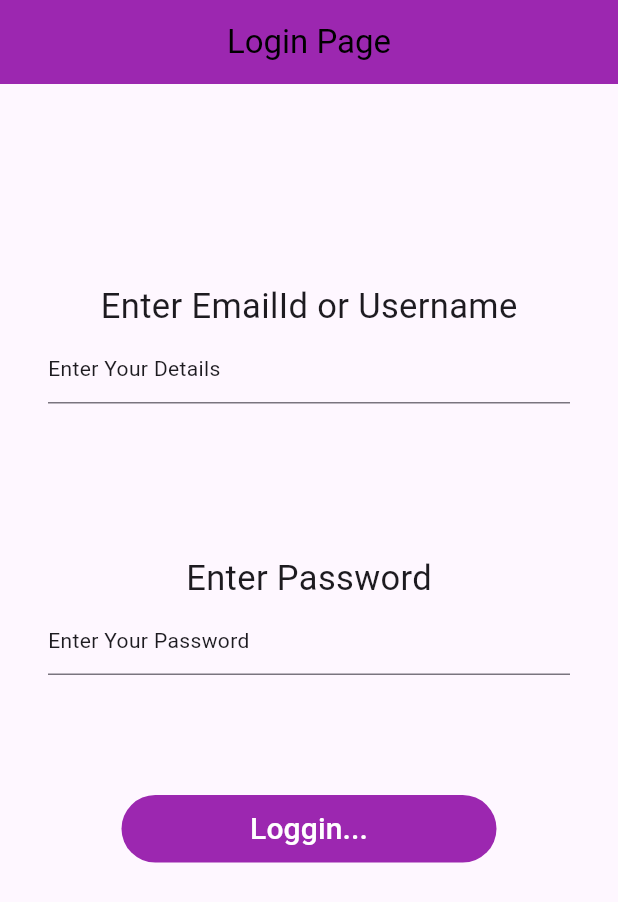
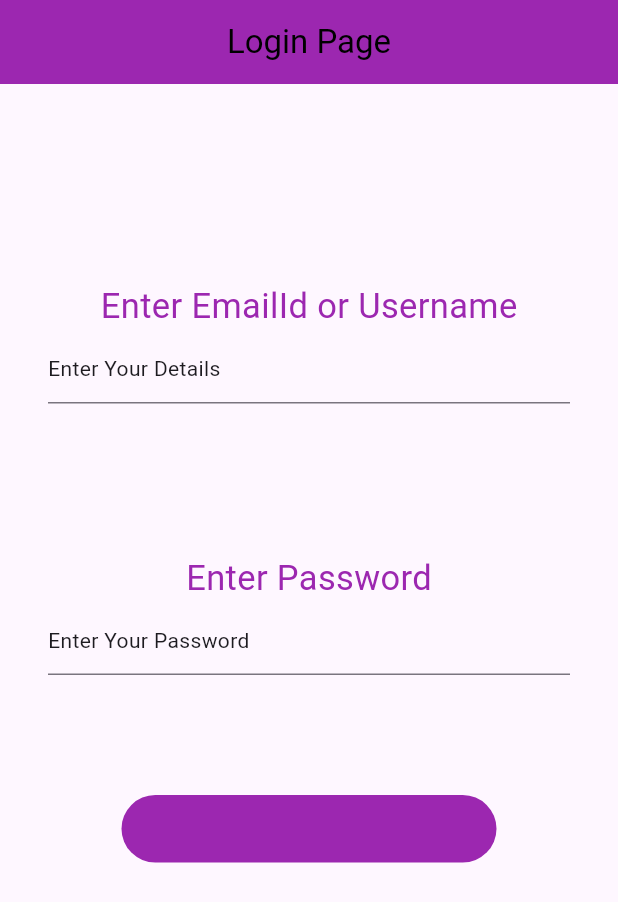
Before and after one commit to Ratndeep1999/shared_pref_prectice, a Flutter app: the screen it shows after launch, on a phone screen of 412 x 824 dp. Shown: the top 902 px of the screen. Run offline on Flutter 3.47's test engine with Material 3 defaults, Android fonts, the phone set to English and light mode, and no system bars.

Commit message:
label_text_widget.dart : Here if the color is null so it will assign purple automatically

```diff
--- a/lib/Widgets/label_text_widget.dart
+++ b/lib/Widgets/label_text_widget.dart
@@ -23,7 +23,7 @@ class LabelTextWidget extends StatelessWidget {
     return Text(
       label,
       style: TextStyle(
-        color: fontColor,
+        color: fontColor ?? Colors.purple,
         fontSize: fontSize,
         fontWeight: fontWeight,
         letterSpacing: letterSpacing,
```
